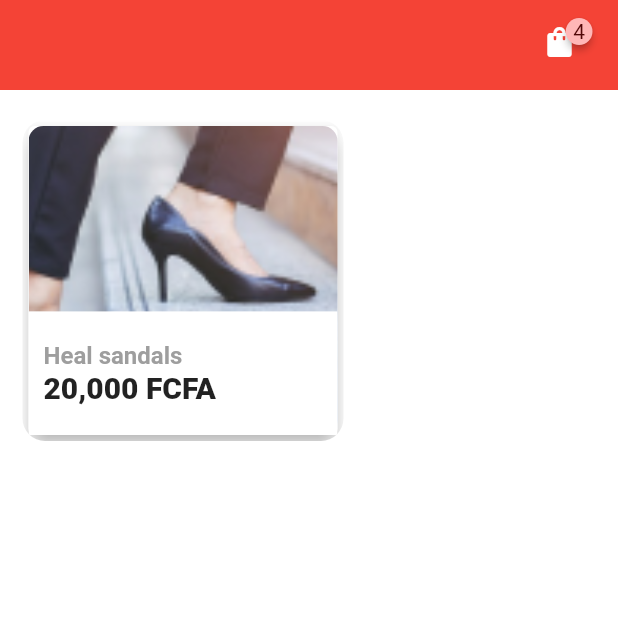
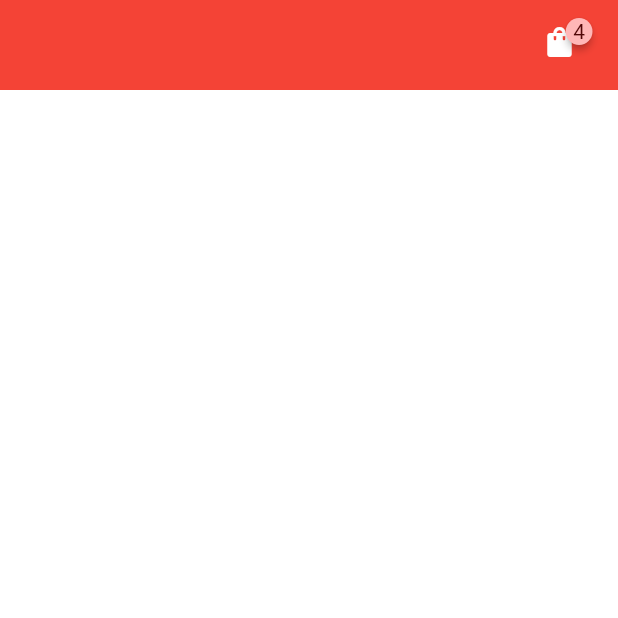
Before and after one commit to ElFabNyl/nextwave, a Flutter app: the screen it shows after launch, on a phone screen of 412 x 824 dp, the top half of it. Run offline on Flutter 3.47's test engine with Material 2 defaults, Android fonts, the phone set to English and light mode, and no system bars; drawn by our look-alikes of badges; missing offline and left inert: rate_my_app.

Commit message:
rating alert

```diff
--- a/lib/main.dart
+++ b/lib/main.dart
@@ -1,6 +1,7 @@
 import 'package:flutter/material.dart';
-
+import 'package:nextwave/components/elevated_button.dart';
 import 'package:nextwave/router/app_router.dart';
+import 'package:rate_my_app/rate_my_app.dart';
 
 void main() {
   runApp(MyApp(
@@ -8,12 +9,71 @@ void main() {
   ));
 }
 
-class MyApp extends StatelessWidget {
+class MyApp extends StatefulWidget {
   final AppRouter appRouter;
+
   const MyApp({
     Key? key,
     required this.appRouter,
   }) : super(key: key);
+
+  @override
+  State<MyApp> createState() => _MyAppState();
+}
+
+class _MyAppState extends State<MyApp> {
+  final RateMyApp _rateMyApp = RateMyApp(
+    preferencesPrefix: ' com.example.nextwave',
+    minDays: 1,
+    minLaunches: 3,
+    remindLaunches: 5,
+    remindDays: 5,
+  );
+
+  @override
+  void initState() {
+    super.initState();
+    print(_rateMyApp.shouldOpenDialog);
+    _rateMyApp.init().then((_) {
+      if (_rateMyApp.shouldOpenDialog) {
+        _rateMyApp.showStarRateDialog(
+          context,
+          title: 'NEXT WAVE',
+          message: 'Please rate the app',
+          starRatingOptions:
+              const StarRatingOptions(), // Custom star bar rating options.
+          onDismissed: () => _rateMyApp.callEvent(RateMyAppEventType
+              .laterButtonPressed), // Called when the user dismissed the dialog (either by taping outside )
+          actionsBuilder: (context, stars) {
+            return [
+              DefaultElevatedButton(
+                  text: const Text('Done'),
+                  showArrowBack: false,
+                  showArrowFoward: false,
+                  onPressed: () {
+                    if (stars != null) {
+                      _rateMyApp.save().then((value) => Navigator.pop(context));
+
+                      if (stars <= 3) {
+                        //let send the user to our contact page
+                      } else if (stars <= 5) {
+                        // let send him to appStore|playStore
+                      }
+                    } else {
+                      Navigator.pop(context);
+                    }
+                  })
+            ];
+          },
+          dialogStyle: const DialogStyle(
+            titleAlign: TextAlign.center,
+            messageAlign: TextAlign.center,
+            messagePadding: EdgeInsets.only(bottom: 20.0),
+          ),
+        );
+      }
+    });
+  }
 
   @override
   Widget build(BuildContext context) {
@@ -23,7 +83,7 @@ class MyApp extends StatelessWidget {
       theme: ThemeData(
         primarySwatch: Colors.red,
       ),
-      onGenerateRoute: appRouter.onGenerateRoute,
+      onGenerateRoute: widget.appRouter.onGenerateRoute,
     );
   }
 }
--- a/lib/presentation/Screens/send/home.dart
+++ b/lib/presentation/Screens/send/home.dart
@@ -1,5 +1,4 @@
 import 'package:flutter/material.dart';
-
 import 'package:nextwave/components/app_bar.dart';
 
 class Home extends StatefulWidget {
@@ -22,60 +21,10 @@ class _HomeState extends State<Home> {
         isShoppingBag: true,
       ),
       body: Padding(
-        padding: const EdgeInsets.symmetric(horizontal: 15.0, vertical: 20.0),
+        padding: const EdgeInsets.symmetric(horizontal: 12.0, vertical: 20.0),
         child: Column(
           children: [
-            GestureDetector(
-              onTap: () {},
-              child: ClipRRect(
-                borderRadius: BorderRadius.circular(15.0),
-                child: Card(
-                  elevation: 6.0,
-                  child: SizedBox(
-                    height: MediaQuery.of(context).size.height * 0.25,
-                    width: MediaQuery.of(context).size.height * 0.25,
-                    child: ClipRRect(
-                      borderRadius: const BorderRadius.only(
-                          topLeft: Radius.circular(10.0),
-                          topRight: Radius.circular(10.0)),
-                      child: GridTile(
-                        footer: Container(
-                          height: MediaQuery.of(context).size.height * 0.1,
-                          decoration: const BoxDecoration(
-                            color: Colors.white,
-                          ),
-                          child: Padding(
-                            padding: const EdgeInsets.symmetric(
-                                horizontal: 10.0, vertical: 10.0),
-                            child: Column(
-                              mainAxisAlignment: MainAxisAlignment.center,
-                              crossAxisAlignment: CrossAxisAlignment.start,
-                              children: [
-                                Text(
-                                  'Heal sandals',
-                                  style: const TextStyle(
-                                      color: Colors.grey,
-                                      fontWeight: FontWeight.w700,
-                                      fontSize: 16.0),
-                                ),
-                                Text(
-                                  '20,000 FCFA',
-                                  style: const TextStyle(
-                                      fontWeight: FontWeight.w900,
-                                      fontSize: 20.0),
-                                ),
-                              ],
-                            ),
-                          ),
-                        ),
-                        child: Image.asset('assets/images/shoes.png',
-                            fit: BoxFit.cover),
-                      ),
-                    ),
-                  ),
-                ),
-              ),
-            )
+
           ],
         ),
       ),
--- a/pubspec.yaml
+++ b/pubspec.yaml
@@ -36,6 +36,7 @@ dependencies:
   cupertino_icons: ^1.0.2
   flutter_bloc: ^8.0.0
   badges: ^2.0.2
+  rate_my_app: ^1.1.1+1
 
 dev_dependencies:
   flutter_test:
```
Also changed, not shown: lib/components/shop_card.dart (added, +68 -0 lines), pubspec.lock.
